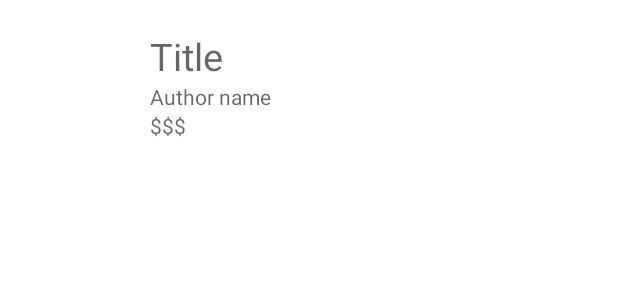
After one commit to jayaspiya/everest-book-kotlin-app, an Android app: the layout book_recycler_view.xml on its own in the app's theme, with its tools: preview values and no code run, on a phone screen of 412 x 824 dp. The commit adds this screen. Shown: the top 300 px of the screen. Run offline under Robolectric (Android 15) with nearby library versions, the phone set to English and light mode, and no system bars.

Commit message:
Added Book Recycler View

```diff
--- /dev/null
+++ b/app/src/main/res/layout/book_recycler_view.xml
@@ -0,0 +1,35 @@
+<?xml version="1.0" encoding="utf-8"?>
+<RelativeLayout xmlns:android="http://schemas.android.com/apk/res/android"
+    android:layout_width="match_parent"
+    android:layout_height="wrap_content"
+    android:layout_marginVertical="20dp">
+
+    <ImageView
+        android:id="@+id/ivBook"
+        android:layout_width="100dp"
+        android:layout_height="150dp" />
+
+    <TextView
+        android:id="@+id/tvTitle"
+        android:layout_width="wrap_content"
+        android:layout_height="wrap_content"
+        android:layout_toRightOf="@+id/ivBook"
+        android:hint="Title"
+        android:textSize="25dp" />
+
+    <TextView
+        android:id="@+id/tvAuthor"
+        android:layout_width="wrap_content"
+        android:layout_height="wrap_content"
+        android:layout_below="@id/tvTitle"
+        android:layout_toRightOf="@+id/ivBook"
+        android:hint="Author name" />
+
+    <TextView
+        android:id="@+id/tvPrice"
+        android:layout_width="wrap_content"
+        android:layout_height="wrap_content"
+        android:layout_below="@+id/tvAuthor"
+        android:layout_toRightOf="@+id/ivBook"
+        android:hint="$$$" />
+</RelativeLayout>
```
Also changed, not shown: app/src/main/java/com/jayaspiya/everestbooks/HomeActivity.kt (+22 -17 lines), app/src/main/java/com/jayaspiya/everestbooks/adapter/BookAdapter.kt (added, +47 -0 lines), app/src/main/res/layout/activity_home.xml (+8 -2 lines).
